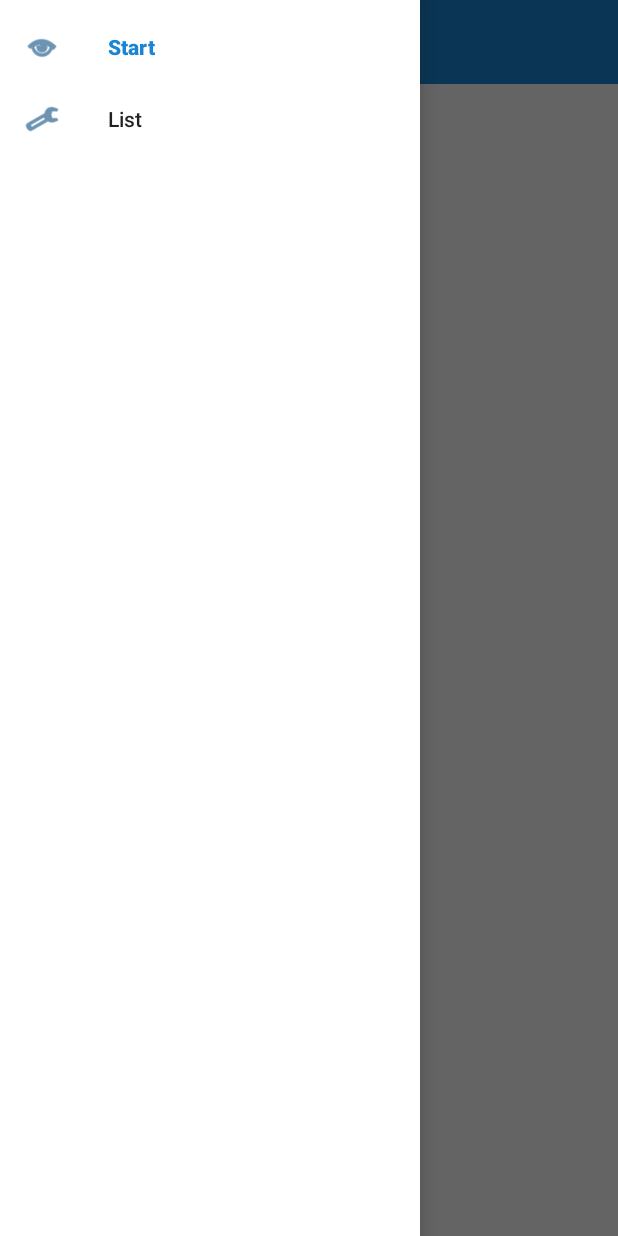
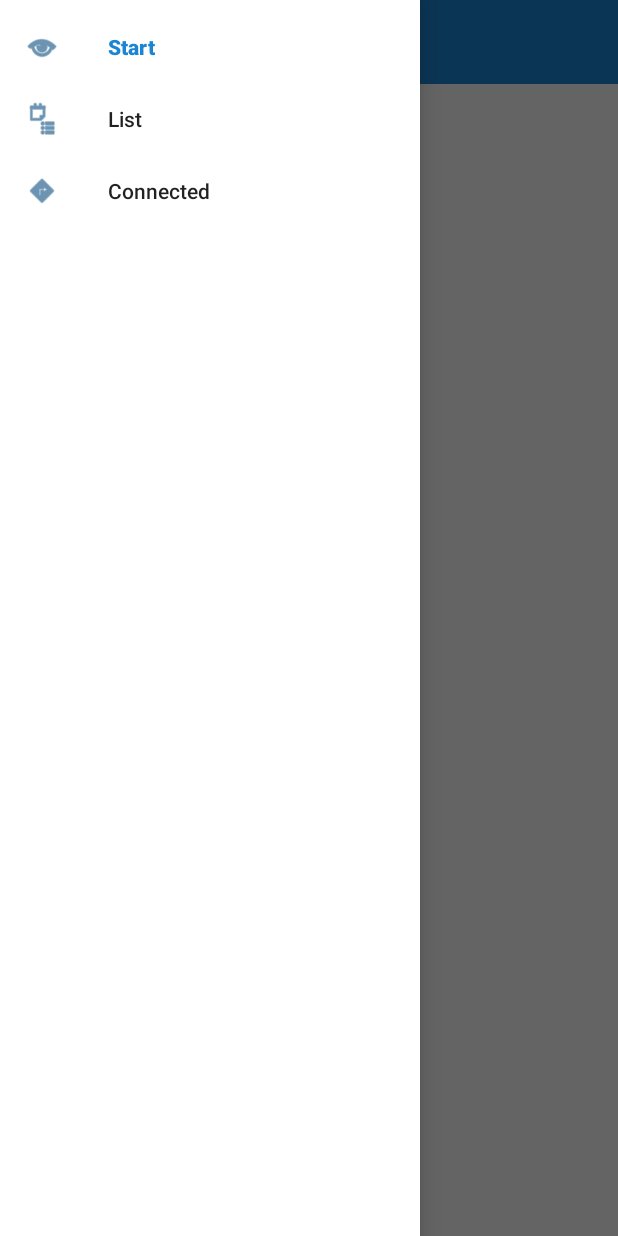
Before and after one commit to davetrux/everyday-animation, an Android app: the screen it shows after launch (StartActivity), with the side drawer open, on a phone screen of 412 x 824 dp. Run offline under Robolectric (Android 15) with nearby library versions, the phone set to English and light mode, and no system bars; our stand-ins replace Room's generated code, Timber, navigation-ui; network calls fail.

Commit message:
Added connected fragment plumbing

```diff
--- a/app/src/main/res/menu/drawer_layout.xml
+++ b/app/src/main/res/menu/drawer_layout.xml
@@ -6,6 +6,10 @@
         android:title="@string/home" />
     <item
         android:id="@+id/list_fragment"
-        android:icon="@android:drawable/ic_menu_preferences"
+        android:icon="@android:drawable/ic_menu_agenda"
         android:title="@string/list" />
+    <item
+        android:id="@+id/connected_fragment"
+        android:icon="@android:drawable/ic_menu_directions"
+        android:title="@string/connected" />
 </menu>
--- a/app/src/main/res/navigation/side_nav.xml
+++ b/app/src/main/res/navigation/side_nav.xml
@@ -15,4 +15,10 @@
         android:name="com.truxall.everydayanimation.ui.ListFragment"
         android:label="@string/list"
         tools:layout="@layout/list_fragment" />
+
+    <fragment
+        android:id="@+id/connected_fragment"
+        android:name="com.truxall.everydayanimation.ui.ConnectSharedFragment"
+        android:label="@string/list"
+        tools:layout="@layout/fragment_connect_shared" />
 </navigation>
--- a/app/src/main/res/values/strings.xml
+++ b/app/src/main/res/values/strings.xml
@@ -9,6 +9,10 @@
     <string name="action_settings">Settings</string>
     <string name="home">Start</string>
     <string name="list">List</string>
+    <string name="connected">Connected</string>
     <string name="open">Open</string>
     <string name="close">Close</string>
+
+    <!-- TODO: Remove or change this placeholder text -->
+    <string name="hello_blank_fragment">Hello blank fragment</string>
 </resources>
```
Also changed, not shown: app/src/main/java/com/truxall/everydayanimation/ui/ConnectSharedFragment.kt (added, +41 -0 lines), app/src/main/java/com/truxall/everydayanimation/ui/ConnectSharedViewModel.kt (added, +18 -0 lines), app/src/main/res/layout/fragment_connect_shared.xml (added, +14 -0 lines).
